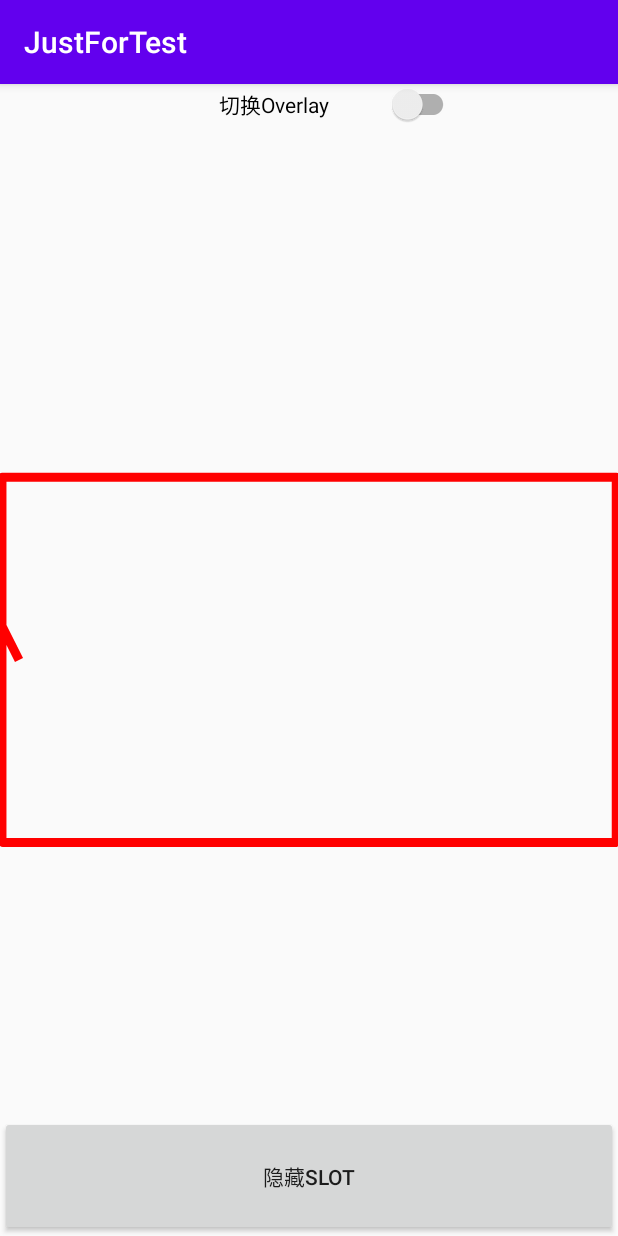
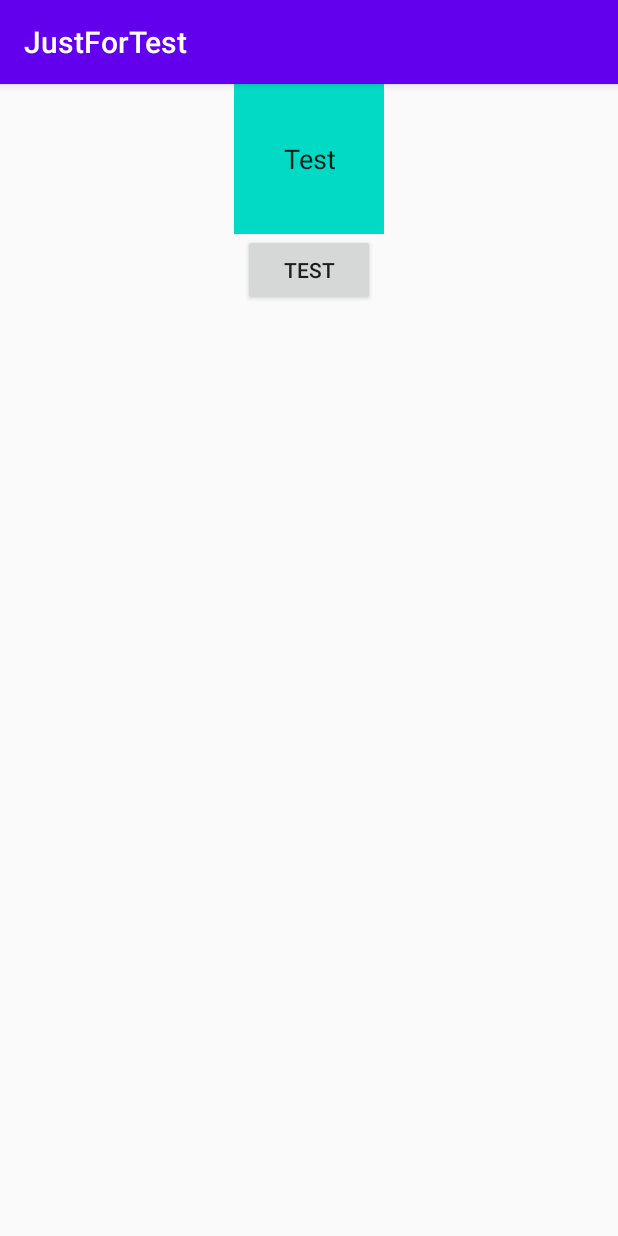
Before and after one commit to 404-alan/SlotView, an Android app: the screen it shows after launch (MainActivity), on a phone screen of 412 x 824 dp. Run offline under Robolectric (Android 15) with nearby library versions, the phone set to English and light mode, and no system bars.

Commit message:
Test Tag Release

```diff
--- a/app/src/main/java/com/example/justfortest/slotviews/BorderImageView.java
+++ b/app/src/main/java/com/example/justfortest/slotviews/BorderImageView.java
@@ -45,7 +45,7 @@ public abstract class BorderImageView extends AppCompatImageView implements View
         path = new Path();
         mPaint = new Paint();
         mPaint.setAntiAlias(true);
-        mPaint.setColor(Color.RED);
+        // mPaint.setColor(Color.RED);
         mPaint.setStyle(Paint.Style.STROKE);
         mPaint.setStrokeJoin(Paint.Join.ROUND);
         mPaint.setStrokeWidth(getApplyDimension(6));
--- a/app/src/main/res/layout/activity_main.xml
+++ b/app/src/main/res/layout/activity_main.xml
@@ -1,57 +1,35 @@
 <?xml version="1.0" encoding="utf-8"?>
-<androidx.constraintlayout.widget.ConstraintLayout xmlns:android="http://schemas.android.com/apk/res/android"
+<LinearLayout xmlns:android="http://schemas.android.com/apk/res/android"
     xmlns:app="http://schemas.android.com/apk/res-auto"
     xmlns:tools="http://schemas.android.com/tools"
+  android:orientation="vertical"
+  android:gravity="center_horizontal"
     android:layout_width="match_parent"
     android:layout_height="match_parent"
     tools:context=".MainActivity">
 
-    <androidx.appcompat.widget.SwitchCompat
-        android:id="@+id/overlaySwitch"
-        app:layout_constraintTop_toTopOf="parent"
-        app:layout_constraintLeft_toLeftOf="parent"
-        app:layout_constraintRight_toRightOf="parent"
-        android:gravity="center"
-        android:text="切换Overlay"
-        android:layout_width="200dp"
-        android:layout_height="wrap_content"/>
+
+  <EditText
+    android:id="@+id/text"
+    app:layout_constraintTop_toTopOf="parent"
+    app:layout_constraintLeft_toLeftOf="parent"
+    app:layout_constraintRight_toRightOf="parent"
+    android:text="Test"
+    android:gravity="center"
+    android:background="@color/colorAccent"
+    android:layout_width="100dp"
+    android:layout_height="100dp"/>
+
+  <Button
+    android:id="@+id/btn"
+    app:layout_constraintTop_toBottomOf="@+id/text"
+    app:layout_constraintLeft_toLeftOf="parent"
+    app:layout_constraintRight_toRightOf="parent"
+    android:text="Test"
+    android:layout_width="wrap_content"
+    android:layout_height="wrap_content"/>
 
 
 
-    <!--Bitmap实际尺寸-->
-    <!--    android:layout_width="973px"-->
-    <!--    android:layout_height="1356px"-->
-    <com.example.justfortest.slotviews.CircleSlotView
-        android:id="@+id/circleView"
-        android:visibility="gone"
-        app:layout_constraintLeft_toLeftOf="parent"
-        app:layout_constraintTop_toTopOf="parent"
-        app:layout_constraintRight_toRightOf="parent"
-        app:layout_constraintBottom_toBottomOf="parent"
-        android:layout_width="870px"
-        android:layout_height="1210px"
-        />
 
-    <com.example.justfortest.slotviews.RectSlotView
-        android:id="@+id/rectView"
-        app:layout_constraintLeft_toLeftOf="parent"
-        app:layout_constraintTop_toTopOf="parent"
-        app:layout_constraintRight_toRightOf="parent"
-        app:layout_constraintBottom_toBottomOf="parent"
-        android:layout_width="908px"
-        android:layout_height="653px"
-        />
-
-
-    <Button
-        android:id="@+id/hideSlotButton"
-        app:layout_constraintBottom_toBottomOf="parent"
-        app:layout_constraintLeft_toLeftOf="parent"
-        app:layout_constraintRight_toRightOf="parent"
-        android:text="隐藏Slot"
-        android:layout_width="0dp"
-        android:layout_height="80dp"/>
-
-
-
-</androidx.constraintlayout.widget.ConstraintLayout>
+</LinearLayout>
```
Also changed, not shown: app/src/main/java/com/example/justfortest/MainActivity.java (+20 -31 lines).
